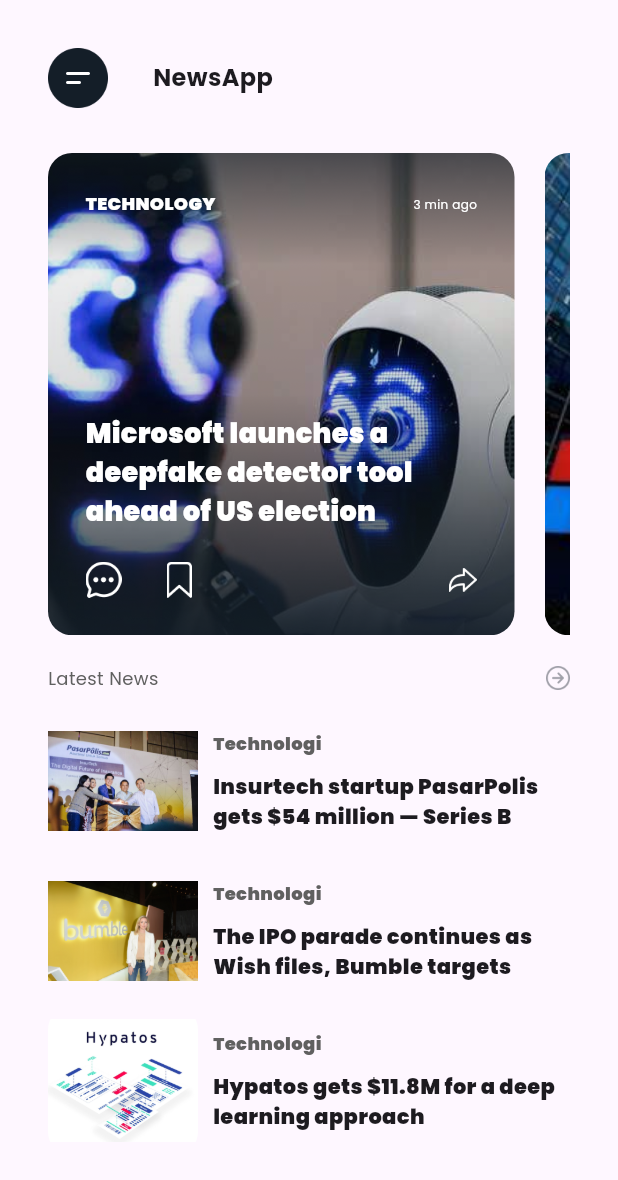
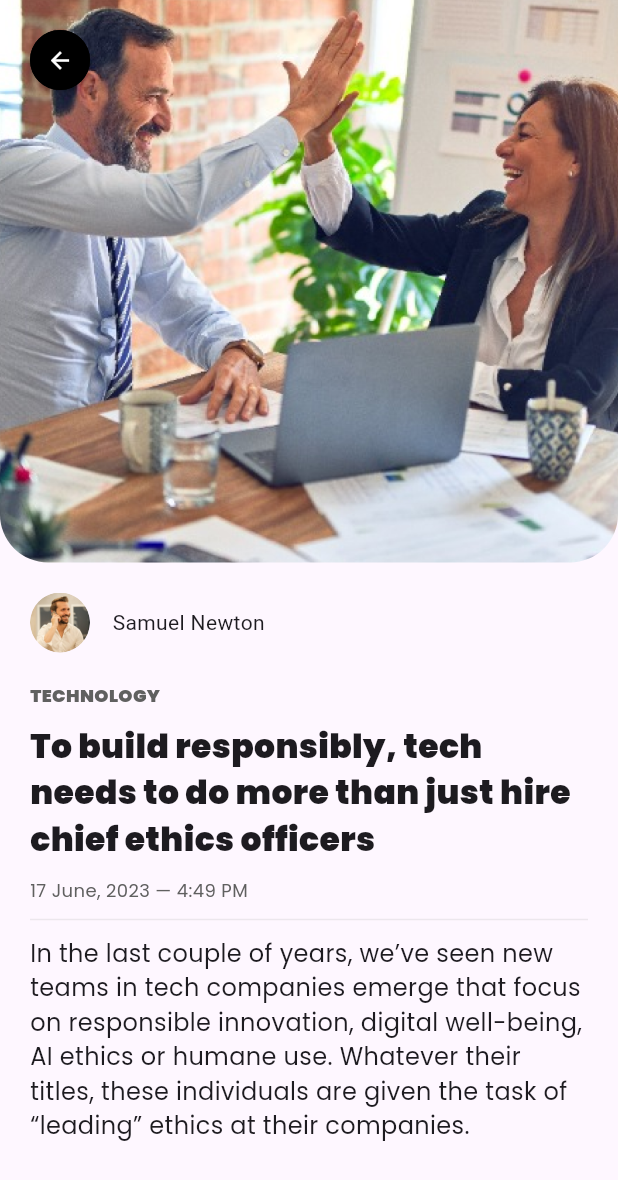
Before and after one commit to 016apih/sb-flutter-batch-60, a Flutter app: the screen it shows after launch, on a phone screen of 412 x 824 dp. Shown: the top 1180 px of the screen. Run offline on Flutter 3.47's test engine with Material 3 defaults, Android fonts, the light colour scheme and no system bars; our stand-ins replace google_fonts.

Commit message:
tugas-9-slacing-detail-news

```diff
--- a/tugas_7_flutter_intro/lib/main.dart
+++ b/tugas_7_flutter_intro/lib/main.dart
@@ -2,6 +2,7 @@
 import 'package:tugas_7_flutter_intro/materi/materialAppScaffold.dart';
 import 'package:tugas_7_flutter_intro/tugas-7-flutter-info/counter_app.dart';
 import 'package:tugas_7_flutter_intro/tugas-8/news_page.dart';
+import 'package:tugas_7_flutter_intro/tugas-9/detail_news_app.dart';
 import 'package:tugas_7_flutter_intro/tugas-9/news_app.dart';
 
 void main() {
@@ -21,12 +22,13 @@
         useMaterial3: true,
       ),
       // home: const MyHomePage(title: 'Tugas - 7 Counter Apps'),
-      initialRoute: "/tugas9",
+      initialRoute: "/tugas9Detail",
       routes: {
         "/home": (context) => HomePageNew(),
         "/tugas7": (context) => const MyHomePage(title: 'Tugas - 7 Counter Apps'),
         "/tugas8": (context) => const NewsPage(),
         "/tugas9": (context) => const NewsApp(),
+        "/tugas9Detail": (context) => const DetailNewsApp(),
       }
     );
   }
--- /dev/null
+++ b/tugas_7_flutter_intro/lib/tugas-9/detail_news_app.dart
@@ -0,0 +1,129 @@
+import 'package:flutter/material.dart';
+import 'package:google_fonts/google_fonts.dart';
+
+class DetailNewsApp extends StatelessWidget {
+  const DetailNewsApp({
+    super.key
+  });
+
+  @override
+  Widget build(BuildContext context) {
+    return  Scaffold(
+      body: SafeArea(
+        child: Expanded(
+          child: ListView(
+            children: [
+              Container(
+                width: double.infinity,
+                height: 375,
+                decoration: const BoxDecoration(
+                  image: DecorationImage(
+                    image: AssetImage('assets/images/news6.png'), // Lokasi gambar
+                    fit: BoxFit.cover,
+                    opacity: 63 // Menyesuaikan ukuran gambar dengan container
+                  ),
+                  borderRadius: BorderRadius.only(
+                    topLeft: Radius.zero,
+                    topRight: Radius.zero,
+                    bottomLeft:Radius.circular(32),
+                    bottomRight: Radius.circular(32)
+                  ),
+                ),
+                child: Column(
+                  crossAxisAlignment: CrossAxisAlignment.start,
+                  children: [
+                    Container(
+                      margin: const EdgeInsets.all(20),
+                      // width: 40,
+                      // height: 40,
+                      child:  SizedBox(
+                        width: 40,
+                        height: 40,
+                        child: ElevatedButton(
+                          onPressed: (){},
+                          style: ElevatedButton.styleFrom(
+                            padding: const EdgeInsets.all(0),
+                            backgroundColor: Colors.black,
+                            shape: const RoundedRectangleBorder(
+                              borderRadius: BorderRadius.all(Radius.circular(20)),
+                              side: BorderSide(
+                                color: Colors.black,
+                                width: 1
+                              )
+                            ),
+                          ),
+                          child: const Icon(
+                            Icons.arrow_back,
+                            color: Colors.white,
+                            // size: 14,
+                          )
+                        ),
+                      )
+                    ),
+                  ],
+                ),
+              ),
+              Padding(
+                padding: const EdgeInsets.all(20),
+                child: Column(
+                  crossAxisAlignment: CrossAxisAlignment.start,
+                  children: [
+                      Row(
+                        children: [
+                          Container(
+                            width: 40,
+                            height: 40,
+                            decoration: BoxDecoration(
+                              image: const DecorationImage(
+                                image: AssetImage('assets/images/avatar.png'), // Lokasi gambar
+                                fit: BoxFit.contain,
+                              ),
+                              borderRadius: BorderRadius.circular(20),
+                            ),
+                          ),
+                          const SizedBox(width: 15, height: 15),
+                          const Text("Samuel Newton"),
+                        ],
+                      ),
+                      const SizedBox(height: 20),
+                      Text(
+                        "TECHNOLOGY",
+                        style: GoogleFonts.poppins(
+                          fontSize: 12,
+                          fontWeight: FontWeight.w900,
+                          color: const Color.fromARGB(255, 96, 96, 96)
+                        ),
+                      ),
+                      const SizedBox(height: 10),
+                      Text(
+                        "To build responsibly, tech needs to do more than just hire chief ethics officers",
+                        style: GoogleFonts.poppins(fontSize: 22, fontWeight: FontWeight.w900),
+                        softWrap: true,
+                      ),
+                      const SizedBox(height: 10),
+                      Text(
+                        "17 June, 2023 — 4:49 PM",
+                        style: GoogleFonts.poppins(fontSize: 12, color: const Color.fromARGB(255, 96, 96, 96)),
+                      ),
+                      const SizedBox(height: 10),
+                      const Divider(
+                        color: Color(0x141E2814),
+                        height: 2
+                      ),
+                      const SizedBox(height: 10),
+                      Text(
+                        "In the last couple of years, we’ve seen new teams in tech companies emerge that focus on responsible innovation, digital well-being, AI ethics or humane use. Whatever their titles, these individuals are given the task of “leading” ethics at their companies.",
+                        style: GoogleFonts.poppins(fontSize: 16),
+                        softWrap: true,
+                        // overflow: TextOverflow.visible,
+                      ),
+                    ],
+                ),
+              ),
+            ],
+          )
+        )
+      )
+    );
+  }
+}
--- a/tugas_7_flutter_intro/pubspec.yaml
+++ b/tugas_7_flutter_intro/pubspec.yaml
@@ -68,6 +68,8 @@
     - assets/images/news3.png
     - assets/images/news4.png
     - assets/images/news5.png
+    - assets/images/news6.png
+    - assets/images/avatar.png
     - assets/images/arrow-forward-circle-outline.png
     - assets/images/chatbubble-ellipses-outline.png
     - assets/images/bookmark-outline.png
```
Also changed, not shown: tugas_7_flutter_intro/assets/images/avatar.png (added), tugas_7_flutter_intro/assets/images/news6.png (added).
